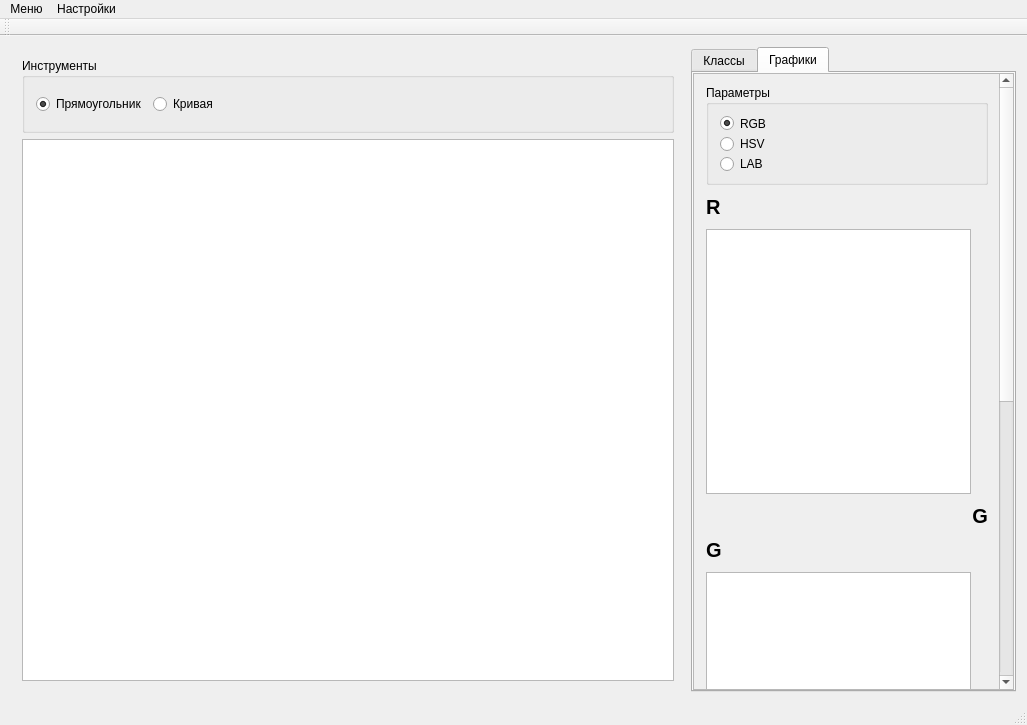
The window that SuperBinarization/Forms/mainwindow.ui (relaxesemind/SuperBinarization) describes before a commit, drawn with Qt 5.
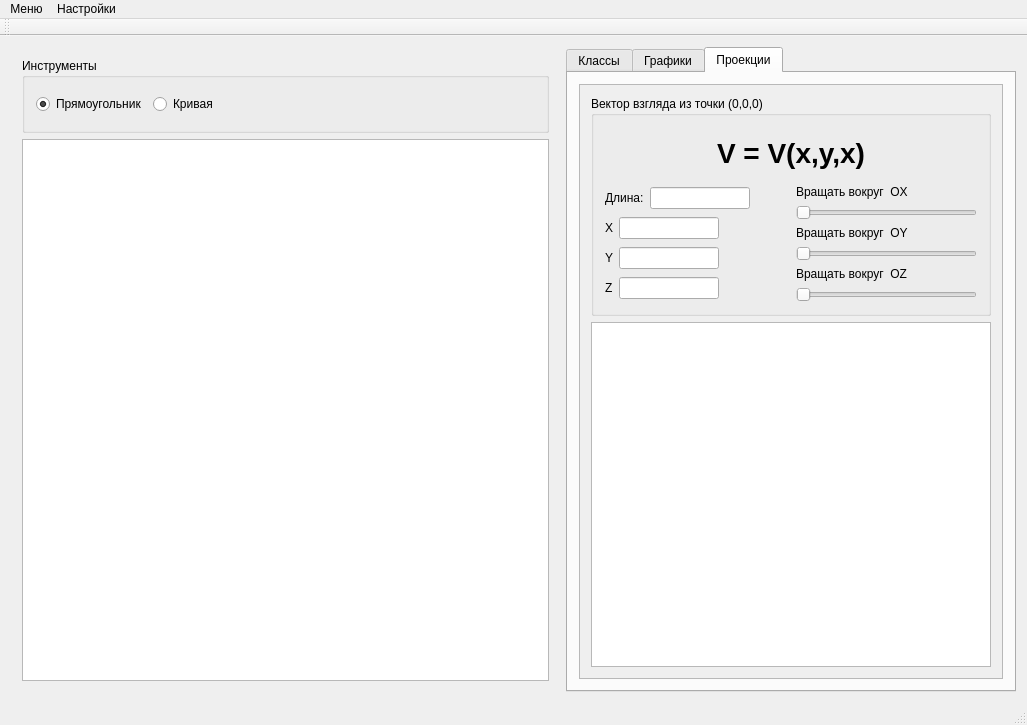
The same window after the commit. Custom widgets are drawn as their Qt base class.

Commit message: Вращаю вектор наблюдателя

```diff
--- a/SuperBinarization/Forms/mainwindow.ui
+++ b/SuperBinarization/Forms/mainwindow.ui
@@ -85,18 +85,18 @@
      <widget class="QTabWidget" name="tabWidget">
       <property name="minimumSize">
        <size>
-        <width>325</width>
+        <width>450</width>
         <height>0</height>
        </size>
       </property>
       <property name="maximumSize">
        <size>
-        <width>300</width>
+        <width>450</width>
         <height>16777215</height>
        </size>
       </property>
       <property name="currentIndex">
-       <number>1</number>
+       <number>2</number>
       </property>
       <widget class="QWidget" name="tab">
        <attribute name="title">
@@ -178,8 +178,8 @@
             <rect>
              <x>0</x>
              <y>0</y>
-             <width>300</width>
-             <height>1157</height>
+             <width>442</width>
+             <height>1114</height>
             </rect>
            </property>
            <layout class="QVBoxLayout" name="verticalLayout_4">
@@ -391,6 +391,294 @@
         </item>
        </layout>
       </widget>
+      <widget class="QWidget" name="tab_3">
+       <attribute name="title">
+        <string>Проекции</string>
+       </attribute>
+       <layout class="QVBoxLayout" name="verticalLayout_2">
+        <item>
+         <widget class="QScrollArea" name="scrollArea_2">
+          <property name="widgetResizable">
+           <bool>true</bool>
+          </property>
+          <widget class="QWidget" name="scrollAreaWidgetContents_2">
+           <property name="geometry">
+            <rect>
+             <x>0</x>
+             <y>0</y>
+             <width>402</width>
+             <height>582</height>
+            </rect>
+           </property>
+           <layout class="QVBoxLayout" name="verticalLayout_12">
+            <item>
+             <widget class="QGroupBox" name="groupBox_3">
+              <property name="minimumSize">
+               <size>
+                <width>0</width>
+                <height>220</height>
+               </size>
+              </property>
+              <property name="title">
+               <string>Вектор взгляда из точки (0,0,0)</string>
+              </property>
+              <layout class="QVBoxLayout" name="verticalLayout_10">
+               <item>
+                <widget class="QLabel" name="label_8">
+                 <property name="font">
+                  <font>
+                   <pointsize>21</pointsize>
+                   <weight>75</weight>
+                   <bold>true</bold>
+                  </font>
+                 </property>
+                 <property name="text">
+                  <string>V = V(x,y,x)</string>
+                 </property>
+                 <property name="alignment">
+                  <set>Qt::AlignCenter</set>
+                 </property>
+                </widget>
+               </item>
+               <item>
+                <layout class="QHBoxLayout" name="horizontalLayout_6">
+                 <item>
+                  <layout class="QVBoxLayout" name="verticalLayout_9">
+                   <item>
+                    <layout class="QHBoxLayout" name="horizontalLayout_2">
+                     <item>
+                      <widget class="QLabel" name="label_9">
+                       <property name="text">
+                        <string>Длина:</string>
+                       </property>
+                      </widget>
+                     </item>
+                     <item>
+                      <widget class="QLineEdit" name="lineEdit">
+                       <property name="maximumSize">
+                        <size>
+                         <width>100</width>
+                         <height>16777215</height>
+                        </size>
+                       </property>
+                      </widget>
+                     </item>
+                     <item>
+                      <spacer name="horizontalSpacer_5">
+                       <property name="orientation">
+                        <enum>Qt::Horizontal</enum>
+                       </property>
+                       <property name="sizeHint" stdset="0">
+                        <size>
+                         <width>40</width>
+                         <height>20</height>
+                        </size>
+                       </property>
+                      </spacer>
+                     </item>
+                    </layout>
+                   </item>
+                   <item>
+                    <layout class="QHBoxLayout" name="horizontalLayout_3">
+                     <item>
+                      <widget class="QLabel" name="label_10">
+                       <property name="text">
+                        <string>X</string>
+                       </property>
+                      </widget>
+                     </item>
+                     <item>
+                      <widget class="QLineEdit" name="lineEdit_2">
+                       <property name="maximumSize">
+                        <size>
+                         <width>100</width>
+                         <height>16777215</height>
+                        </size>
+                       </property>
+                      </widget>
+                     </item>
+                     <item>
+                      <spacer name="horizontalSpacer_6">
+                       <property name="orientation">
+                        <enum>Qt::Horizontal</enum>
+                       </property>
+                       <property name="sizeType">
+                        <enum>QSizePolicy::Expanding</enum>
+                       </property>
+                       <property name="sizeHint" stdset="0">
+                        <size>
+                         <width>20</width>
+                         <height>20</height>
+                        </size>
+                       </property>
+                      </spacer>
+                     </item>
+                    </layout>
+                   </item>
+                   <item>
+                    <layout class="QHBoxLayout" name="horizontalLayout_4">
+                     <item>
+                      <widget class="QLabel" name="label_11">
+                       <property name="text">
+                        <string>Y</string>
+                       </property>
+                      </widget>
+                     </item>
+                     <item>
+                      <widget class="QLineEdit" name="lineEdit_3">
+                       <property name="maximumSize">
+                        <size>
+                         <width>100</width>
+                         <height>16777215</height>
+                        </size>
+                       </property>
+                      </widget>
+                     </item>
+                     <item>
+                      <spacer name="horizontalSpacer_7">
+                       <property name="orientation">
+                        <enum>Qt::Horizontal</enum>
+                       </property>
+                       <property name="sizeType">
+                        <enum>QSizePolicy::Expanding</enum>
+                       </property>
+                       <property name="sizeHint" stdset="0">
+                        <size>
+                         <width>20</width>
+                         <height>20</height>
+                        </size>
+                       </property>
+                      </spacer>
+                     </item>
+                    </layout>
+                   </item>
+                   <item>
+                    <layout class="QHBoxLayout" name="horizontalLayout_5">
+                     <item>
+                      <widget class="QLabel" name="label_12">
+                       <property name="text">
+                        <string>Z</string>
+                       </property>
+                      </widget>
+                     </item>
+                     <item>
+                      <widget class="QLineEdit" name="lineEdit_4">
+                       <property name="maximumSize">
+                        <size>
+                         <width>100</width>
+                         <height>16777215</height>
+                        </size>
+                       </property>
+                      </widget>
+                     </item>
+                     <item>
+                      <spacer name="horizontalSpacer_8">
+                       <property name="orientation">
+                        <enum>Qt::Horizontal</enum>
+                       </property>
+                       <property name="sizeType">
+                        <enum>QSizePolicy::Expanding</enum>
+                       </property>
+                       <property name="sizeHint" stdset="0">
+                        <size>
+                         <width>20</width>
+                         <height>20</height>
+                        </size>
+                       </property>
+                      </spacer>
+                     </item>
+                    </layout>
+                   </item>
+                  </layout>
+                 </item>
+                 <item>
+                  <layout class="QVBoxLayout" name="verticalLayout_8">
+                   <item>
+                    <layout class="QVBoxLayout" name="verticalLayout_6">
+                     <item>
+                      <widget class="QLabel" name="label_13">
+                       <property name="text">
+                        <string>Вращать вокруг  OX</string>
+                       </property>
+                      </widget>
+                     </item>
+                     <item>
+                      <widget class="QSlider" name="horizontalSlider">
+                       <property name="maximum">
+                        <number>359</number>
+                       </property>
+                       <property name="orientation">
+                        <enum>Qt::Horizontal</enum>
+                       </property>
+                      </widget>
+                     </item>
+                    </layout>
+                   </item>
+                   <item>
+                    <layout class="QVBoxLayout" name="verticalLayout_7">
+                     <item>
+                      <widget class="QLabel" name="label_14">
+                       <property name="text">
+                        <string>Вращать вокруг  OY</string>
+                       </property>
+                      </widget>
+                     </item>
+                     <item>
+                      <widget class="QSlider" name="horizontalSlider_2">
+                       <property name="maximum">
+                        <number>359</number>
+                       </property>
+                       <property name="orientation">
+                        <enum>Qt::Horizontal</enum>
+                       </property>
+                      </widget>
+                     </item>
+                     <item>
+                      <layout class="QVBoxLayout" name="verticalLayout_11">
+                       <item>
+                        <widget class="QLabel" name="label_15">
+                         <property name="text">
+                          <string>Вращать вокруг  OZ</string>
+                         </property>
+                        </widget>
+                       </item>
+                       <item>
+                        <widget class="QSlider" name="horizontalSlider_3">
+                         <property name="maximum">
+                          <number>359</number>
+                         </property>
+                         <property name="orientation">
+                          <enum>Qt::Horizontal</enum>
+                         </property>
+                        </widget>
+                       </item>
+                      </layout>
+                     </item>
+                    </layout>
+                   </item>
+                  </layout>
+                 </item>
+                </layout>
+               </item>
+              </layout>
+             </widget>
+            </item>
+            <item>
+             <widget class="QGraphicsView" name="graphicsView">
+              <property name="minimumSize">
+               <size>
+                <width>0</width>
+                <height>330</height>
+               </size>
+              </property>
+             </widget>
+            </item>
+           </layout>
+          </widget>
+         </widget>
+        </item>
+       </layout>
+      </widget>
      </widget>
     </item>
    </layout>
```
Left out of the diff: 2 changed lines with no effect on the pictures. The commit also changes 11 other files.
